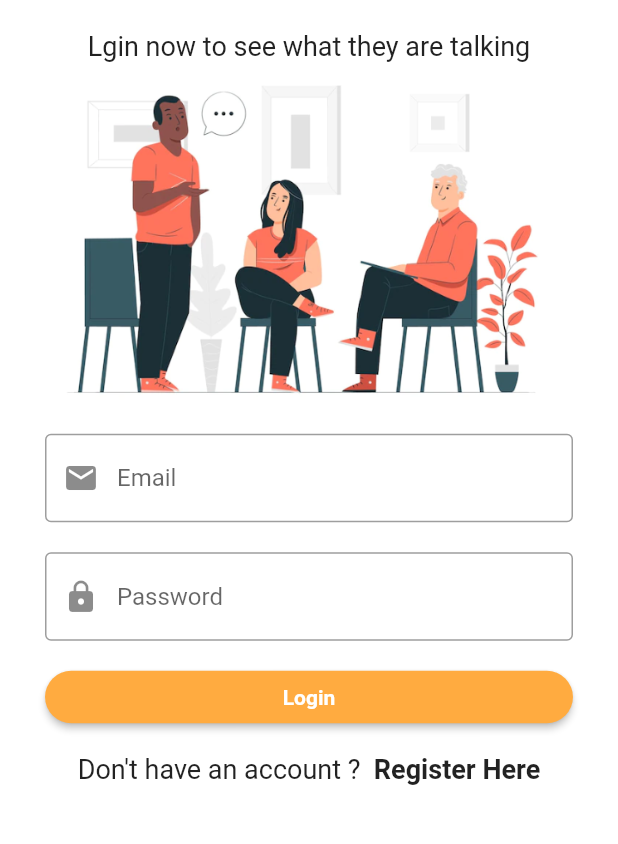
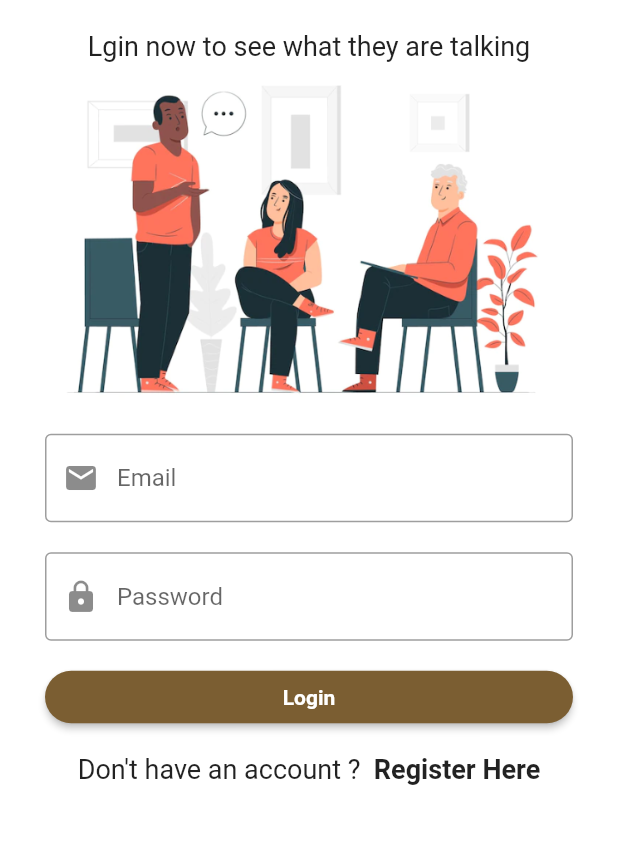
Before and after one commit to Vivek-Raghav/ChatGroupiee, a Flutter app: the screen it shows after launch, on a phone screen of 412 x 824 dp, the part 218-1062 px from its top. Run offline on Flutter 3.47's test engine with Material 2 defaults, Android fonts, the phone set to English and light mode, and no system bars; our stand-ins replace cloud_firestore, firebase_auth, firebase_core, shared_preferences; accounts and stored records are empty.

Commit message:
Changes in constants and changing my color

```diff
--- a/lib/shared/constants.dart
+++ b/lib/shared/constants.dart
@@ -2,5 +2,5 @@ import 'package:flutter/material.dart';
 
 class constants {
   // static String api = "";
-  final Color primaryColor = Colors.orangeAccent;
+  final Color primaryColor = Color.fromARGB(255, 123, 94, 50);
 }
```
